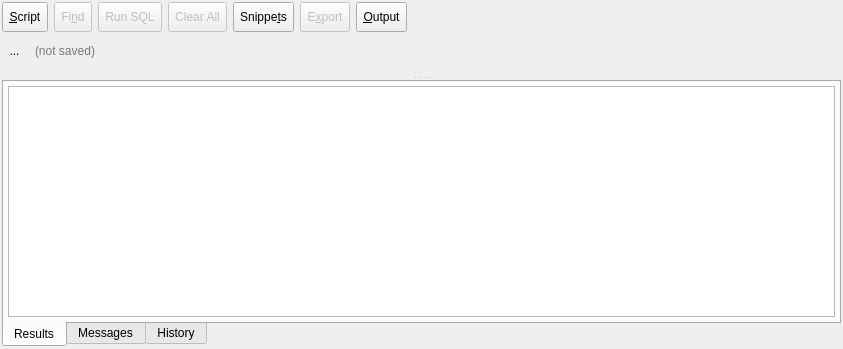
pgmodeler/pgmodeler, file libpgmodeler_ui/ui/sqlexecutionwidget.ui: the form before one commit.
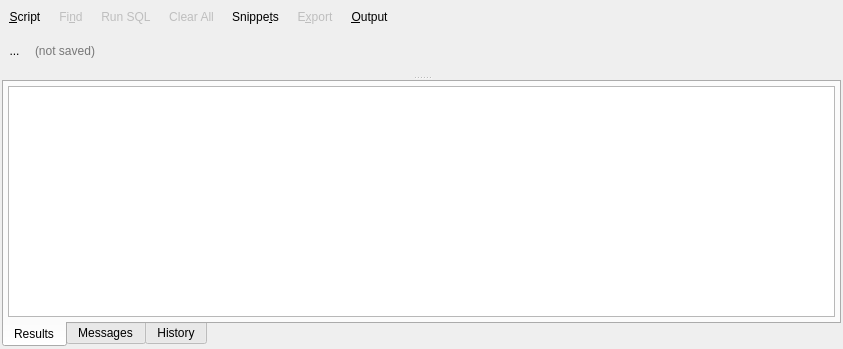
The form after the commit. Icons and pictures are not drawn.

Patch:
```diff
--- a/libpgmodeler_ui/ui/sqlexecutionwidget.ui
+++ b/libpgmodeler_ui/ui/sqlexecutionwidget.ui
@@ -127,6 +127,9 @@
    </item>
    <item row="0" column="0">
     <layout class="QHBoxLayout" name="horizontalLayout">
+     <property name="spacing">
+      <number>4</number>
+     </property>
      <item>
       <widget class="QToolButton" name="file_tb">
        <property name="enabled">
@@ -169,6 +172,9 @@
        <property name="toolButtonStyle">
         <enum>Qt::ToolButtonTextBesideIcon</enum>
        </property>
+       <property name="autoRaise">
+        <bool>true</bool>
+       </property>
       </widget>
      </item>
      <item>
@@ -210,6 +216,9 @@
        <property name="toolButtonStyle">
         <enum>Qt::ToolButtonTextBesideIcon</enum>
        </property>
+       <property name="autoRaise">
+        <bool>true</bool>
+       </property>
       </widget>
      </item>
      <item>
@@ -251,6 +260,9 @@
        <property name="toolButtonStyle">
         <enum>Qt::ToolButtonTextBesideIcon</enum>
        </property>
+       <property name="autoRaise">
+        <bool>true</bool>
+       </property>
       </widget>
      </item>
      <item>
@@ -283,6 +295,9 @@
        <property name="toolButtonStyle">
         <enum>Qt::ToolButtonTextBesideIcon</enum>
        </property>
+       <property name="autoRaise">
+        <bool>true</bool>
+       </property>
       </widget>
      </item>
      <item>
@@ -327,6 +342,9 @@
        <property name="toolButtonStyle">
         <enum>Qt::ToolButtonTextBesideIcon</enum>
        </property>
+       <property name="autoRaise">
+        <bool>true</bool>
+       </property>
       </widget>
      </item>
      <item>
@@ -368,6 +386,9 @@
        <property name="toolButtonStyle">
         <enum>Qt::ToolButtonTextBesideIcon</enum>
        </property>
+       <property name="autoRaise">
+        <bool>true</bool>
+       </property>
       </widget>
      </item>
      <item>
@@ -409,6 +430,9 @@
        <property name="toolButtonStyle">
         <enum>Qt::ToolButtonTextBesideIcon</enum>
        </property>
+       <property name="autoRaise">
+        <bool>true</bool>
+       </property>
       </widget>
      </item>
      <item>
```
Left out of the diff: 4 changed lines with no effect on the pictures.
